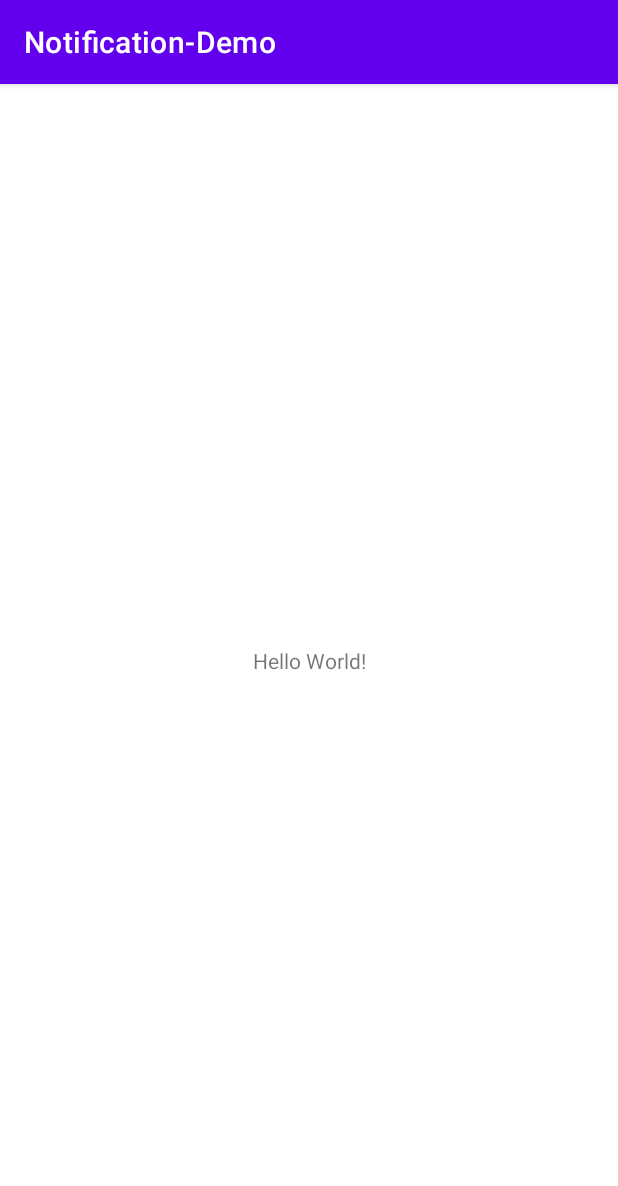
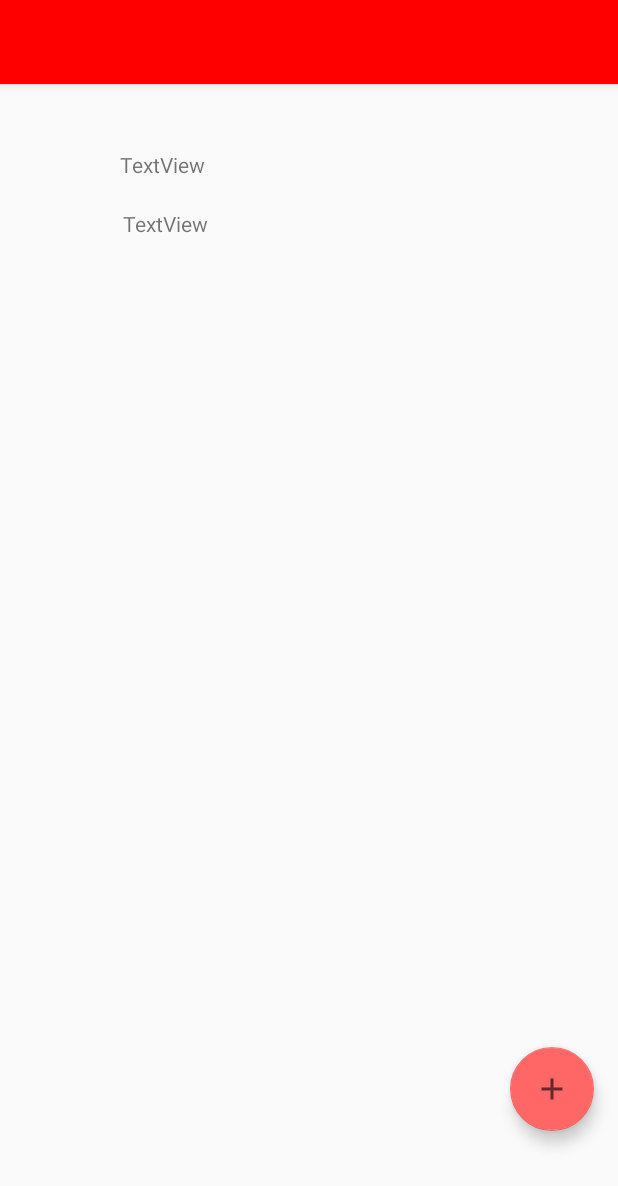
Before and after one commit to Cayleb-Ordo/Notification-Demo, an Android app: the screen it shows after launch (MainActivity), on a phone screen of 412 x 824 dp. Shown: the top 1186 px of the screen. Run offline under Robolectric (Android 15) with nearby library versions, the phone set to English and light mode, and no system bars.

Commit message:
Implementieren von Controller Klasse und erstellen von ersten Layouts

```diff
--- /dev/null
+++ b/app/src/main/java/de/fentzl/notification_demo/CallActivity.java
@@ -0,0 +1,14 @@
+package de.fentzl.notification_demo;
+
+import androidx.appcompat.app.AppCompatActivity;
+
+import android.os.Bundle;
+
+public class CallActivity extends AppCompatActivity {
+
+    @Override
+    protected void onCreate(Bundle savedInstanceState) {
+        super.onCreate(savedInstanceState);
+        setContentView(R.layout.activity_call);
+    }
+}
--- a/app/src/main/java/de/fentzl/notification_demo/MainActivity.java
+++ b/app/src/main/java/de/fentzl/notification_demo/MainActivity.java
@@ -2,13 +2,20 @@ package de.fentzl.notification_demo;
 
 import androidx.appcompat.app.AppCompatActivity;
 
+import android.content.Intent;
 import android.os.Bundle;
 
 public class MainActivity extends AppCompatActivity {
+    public static final String debugTag = "NotDemo";
+    private Intent creminderoverviewIntent;
+    private NotificationController notificationController;
 
     @Override
     protected void onCreate(Bundle savedInstanceState) {
         super.onCreate(savedInstanceState);
-        setContentView(R.layout.activity_main);
+        notificationController = new NotificationController(this.getApplicationContext());
+        notificationController.createNotificationChannel();
+        setContentView(R.layout.main_activity);
+        notificationController.setStartNotification();
     }
 }
--- /dev/null
+++ b/app/src/main/java/de/fentzl/notification_demo/NotificationController.java
@@ -0,0 +1,67 @@
+package de.fentzl.notification_demo;
+
+import android.app.NotificationChannel;
+import android.app.NotificationManager;
+import android.app.PendingIntent;
+import android.content.Context;
+import android.content.Intent;
+import android.os.Build;
+import android.os.Bundle;
+import android.util.Log;
+
+import androidx.core.app.NotificationCompat;
+import androidx.core.app.NotificationManagerCompat;
+
+/**
+ * Kontrollklasse die die Notificationen verwaltet
+ * @author Simon Fentzl
+ * @version 1
+ */
+
+public class NotificationController {
+    public static final String IDENTIFICATION = "identification";
+    private static final String CHANNEL_ID = "remindChannel";
+    public static final String channelName = "Erinnerungen";
+    public static final String channelDescription = "Zeigt Erinnerungen für Medikamente an";
+    public final int startnotID = 1;
+    private int importance = NotificationManager.IMPORTANCE_DEFAULT;
+    private Context context;
+    private NotificationCompat.Builder builder;
+    private NotificationManagerCompat notificationManager;
+
+    /**
+     * Konstruktor, damit der Notification Manager mit context initialisiert werden kann
+     * @param context Aplikations-kontext
+     */
+    public NotificationController(Context context) {
+        this.context = context;
+        this.notificationManager = NotificationManagerCompat.from(context);
+        ;
+    }
+    /**
+     * Erstellt den Notwendigen Kanal für Geräte über Android8.0
+     */
+    public void createNotificationChannel() {
+        //der if prüft ob wir android 8.0 oder höher haben, sonnst muss er kein channel erstellen.
+        if (Build.VERSION.SDK_INT >= Build.VERSION_CODES.O) {
+            NotificationChannel channel = new NotificationChannel(CHANNEL_ID, channelName, importance);
+            channel.setDescription(channelDescription);
+            //Channel dem System mitteilen. Danach nicht mehr veränderbar
+            NotificationManager notificationManager = context.getSystemService(NotificationManager.class);
+            notificationManager.createNotificationChannel(channel);
+        }
+    }
+
+    /**
+     * Setzt eine Start-Notification wenn die App gestartet wird
+     */
+    public void setStartNotification() {
+        builder = new NotificationCompat.Builder(context, CHANNEL_ID)
+                .setSmallIcon(R.drawable.ic_launcher_foreground)
+                .setContentTitle("Notification")
+                .setContentText(context.getString(R.string.NotContent))
+                .setPriority(NotificationCompat.PRIORITY_DEFAULT)
+                .setAutoCancel(true); // Lässt die Nachricht nicht verschwinden bis auf sie geklickt wird
+        notificationManager.notify(startnotID, builder.build());
+    }
+}
--- /dev/null
+++ b/app/src/main/java/de/fentzl/notification_demo/NotificationReceiver.java
@@ -0,0 +1,12 @@
+package de.fentzl.notification_demo;
+
+import android.content.BroadcastReceiver;
+import android.content.Context;
+import android.content.Intent;
+
+public class NotificationReceiver extends BroadcastReceiver {
+    @Override
+    public void onReceive(Context context, Intent intent) {
+
+    }
+}
--- /dev/null
+++ b/app/src/main/res/drawable/baseline_add_24.xml
@@ -0,0 +1,10 @@
+<vector xmlns:android="http://schemas.android.com/apk/res/android"
+    android:width="24dp"
+    android:height="24dp"
+    android:viewportWidth="24"
+    android:viewportHeight="24"
+    android:tint="?attr/colorControlNormal">
+  <path
+      android:fillColor="@android:color/white"
+      android:pathData="M19,13h-6v6h-2v-6H5v-2h6V5h2v6h6v2z"/>
+</vector>
--- a/app/src/main/res/layout/activity_main.xml
+++ b/app/src/main/res/layout/activity_call.xml
@@ -4,15 +4,6 @@
     xmlns:tools="http://schemas.android.com/tools"
     android:layout_width="match_parent"
     android:layout_height="match_parent"
-    tools:context=".MainActivity">
-
-    <TextView
-        android:layout_width="wrap_content"
-        android:layout_height="wrap_content"
-        android:text="Hello World!"
-        app:layout_constraintBottom_toBottomOf="parent"
-        app:layout_constraintLeft_toLeftOf="parent"
-        app:layout_constraintRight_toRightOf="parent"
-        app:layout_constraintTop_toTopOf="parent" />
+    tools:context=".CallActivity">
 
 </androidx.constraintlayout.widget.ConstraintLayout>
--- /dev/null
+++ b/app/src/main/res/layout/content_main.xml
@@ -0,0 +1,27 @@
+<?xml version="1.0" encoding="utf-8"?>
+<androidx.constraintlayout.widget.ConstraintLayout xmlns:android="http://schemas.android.com/apk/res/android"
+    xmlns:app="http://schemas.android.com/apk/res-auto"
+    xmlns:tools="http://schemas.android.com/tools"
+    android:layout_width="match_parent"
+    android:layout_height="match_parent">
+
+    <TextView
+        android:id="@+id/textViewHeader"
+        android:layout_width="wrap_content"
+        android:layout_height="wrap_content"
+        android:layout_marginStart="80dp"
+        android:layout_marginTop="100dp"
+        android:text="TextView"
+        app:layout_constraintStart_toStartOf="parent"
+        app:layout_constraintTop_toTopOf="parent" />
+
+    <TextView
+        android:id="@+id/textViewLoad"
+        android:layout_width="wrap_content"
+        android:layout_height="wrap_content"
+        android:layout_marginStart="82dp"
+        android:layout_marginTop="20dp"
+        android:text="TextView"
+        app:layout_constraintStart_toStartOf="parent"
+        app:layout_constraintTop_toBottomOf="@+id/textViewHeader" />
+</androidx.constraintlayout.widget.ConstraintLayout>
--- /dev/null
+++ b/app/src/main/res/layout/main_activity.xml
@@ -0,0 +1,32 @@
+<?xml version="1.0" encoding="utf-8"?>
+<androidx.coordinatorlayout.widget.CoordinatorLayout xmlns:android="http://schemas.android.com/apk/res/android"
+    android:layout_width="match_parent"
+    android:layout_height="match_parent"
+    xmlns:app="http://schemas.android.com/apk/res-auto">
+
+    <com.google.android.material.appbar.AppBarLayout
+        android:id="@+id/main_activity_ABL"
+        android:layout_width="match_parent"
+        android:layout_height="wrap_content"
+        android:theme="@style/ThemeOverlay.AppCompat.Dark.ActionBar">
+
+        <include
+            android:id="@+id/main_toolbar"
+            layout="@layout/main_appbar" />
+
+    </com.google.android.material.appbar.AppBarLayout>
+    <include
+        android:id="@+id/include_content_main"
+        layout="@layout/content_main" />
+
+    <com.google.android.material.floatingactionbutton.FloatingActionButton
+        android:id="@+id/fab_new_Notification"
+        android:layout_width="wrap_content"
+        android:layout_height="68dp"
+        android:layout_gravity="bottom|end"
+        android:layout_marginEnd="16dp"
+        android:layout_marginBottom="70dp"
+        android:contentDescription="@string/fab_content"
+        app:srcCompat="@drawable/baseline_add_24" />
+
+</androidx.coordinatorlayout.widget.CoordinatorLayout>
--- /dev/null
+++ b/app/src/main/res/layout/main_appbar.xml
@@ -0,0 +1,9 @@
+<?xml version="1.0" encoding="utf-8"?>
+<androidx.appcompat.widget.Toolbar xmlns:android="http://schemas.android.com/apk/res/android" xmlns:app="http://schemas.android.com/apk/res-auto"
+    android:layout_width="match_parent"
+    android:layout_height="wrap_content"
+    android:background="@color/Primary"
+    android:theme="@style/ThemeOverlay.AppCompat.Dark.ActionBar"
+    app:popupTheme="@style/ThemeOverlay.AppCompat.Light">
+
+</androidx.appcompat.widget.Toolbar>
--- a/app/src/main/res/values-night/themes.xml
+++ /dev/null
@@ -1,16 +0,0 @@
-<resources xmlns:tools="http://schemas.android.com/tools">
-    <!-- Base application theme. -->
-    <style name="Theme.NotificationDemo" parent="Theme.MaterialComponents.DayNight.DarkActionBar">
-        <!-- Primary brand color. -->
-        <item name="colorPrimary">@color/purple_200</item>
-        <item name="colorPrimaryVariant">@color/purple_700</item>
-        <item name="colorOnPrimary">@color/black</item>
-        <!-- Secondary brand color. -->
-        <item name="colorSecondary">@color/teal_200</item>
-        <item name="colorSecondaryVariant">@color/teal_200</item>
-        <item name="colorOnSecondary">@color/black</item>
-        <!-- Status bar color. -->
-        <item name="android:statusBarColor" tools:targetApi="l">?attr/colorPrimaryVariant</item>
-        <!-- Customize your theme here. -->
-    </style>
-</resources>
--- a/app/src/main/res/values/colors.xml
+++ b/app/src/main/res/values/colors.xml
@@ -1,10 +1,6 @@
 <?xml version="1.0" encoding="utf-8"?>
 <resources>
-    <color name="purple_200">#FFBB86FC</color>
-    <color name="purple_500">#FF6200EE</color>
-    <color name="purple_700">#FF3700B3</color>
-    <color name="teal_200">#FF03DAC5</color>
-    <color name="teal_700">#FF018786</color>
-    <color name="black">#FF000000</color>
-    <color name="white">#FFFFFFFF</color>
+    <color name="Primary">#ff0000</color>
+    <color name="PrimaryDark">#4d0000</color>
+    <color name="PrimaryAccent">#ff6666</color>
 </resources>
--- a/app/src/main/res/values/strings.xml
+++ b/app/src/main/res/values/strings.xml
@@ -1,3 +1,8 @@
 <resources>
-    <string name="app_name">Notification-Demo</string>
+    <string name="app_name">Notification-Demo App</string>
+    <string name="fab_content">Erstellt eine neue Notification</string>
+    <!-- Channel Names-->
+    <string name="Channel1ID">Channel1</string>
+    <!-- Notification-Contents-->
+    <string name="NotContent">Ich bin eine Push-Nachricht</string>
 </resources>
--- /dev/null
+++ b/app/src/main/res/values/styles.xml
@@ -0,0 +1,8 @@
+<?xml version="1.0" encoding="utf-8"?>
+<resources>
+    <style name="AppTheme" parent="Theme.AppCompat.Light.NoActionBar">
+        <item name="colorPrimary">@color/Primary</item>
+        <item name="colorPrimaryDark">@color/PrimaryDark</item>
+        <item name="colorAccent">@color/PrimaryAccent</item>
+    </style>
+</resources>
--- a/app/src/main/res/values/themes.xml
+++ /dev/null
@@ -1,16 +0,0 @@
-<resources xmlns:tools="http://schemas.android.com/tools">
-    <!-- Base application theme. -->
-    <style name="Theme.NotificationDemo" parent="Theme.MaterialComponents.DayNight.DarkActionBar">
-        <!-- Primary brand color. -->
-        <item name="colorPrimary">@color/purple_500</item>
-        <item name="colorPrimaryVariant">@color/purple_700</item>
-        <item name="colorOnPrimary">@color/white</item>
-        <!-- Secondary brand color. -->
-        <item name="colorSecondary">@color/teal_200</item>
-        <item name="colorSecondaryVariant">@color/teal_700</item>
-        <item name="colorOnSecondary">@color/black</item>
-        <!-- Status bar color. -->
-        <item name="android:statusBarColor" tools:targetApi="l">?attr/colorPrimaryVariant</item>
-        <!-- Customize your theme here. -->
-    </style>
-</resources>
```
Also changed, not shown: app/src/main/AndroidManifest.xml (+7 -1 lines).
